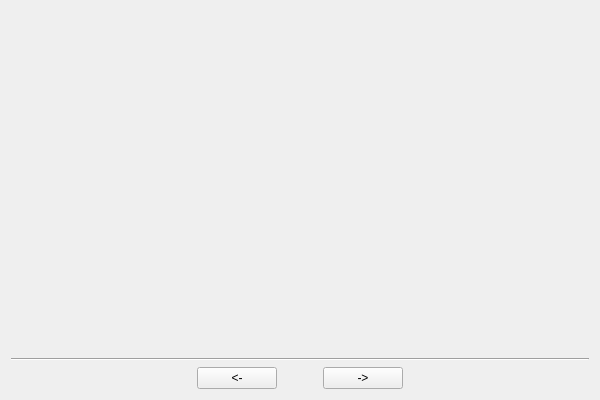
Above: ImageWizard/imagewizard.ui from coltoncandy/Image-Generator-Wizard before the change. Below: the same form after it.
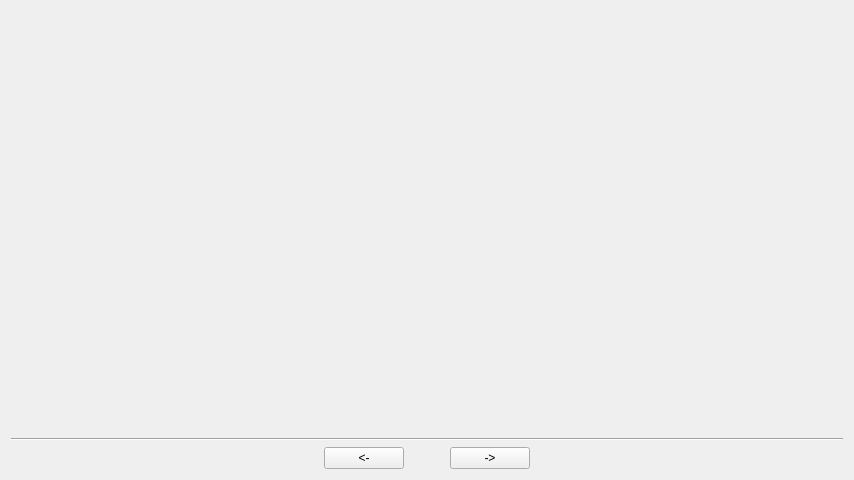
That is the form after the change.

Diff of the .ui file:
```diff
--- a/ImageWizard/imagewizard.ui
+++ b/ImageWizard/imagewizard.ui
@@ -6,10 +6,16 @@
    <rect>
     <x>0</x>
     <y>0</y>
-    <width>600</width>
-    <height>400</height>
+    <width>854</width>
+    <height>480</height>
    </rect>
   </property>
+  <property name="minimumSize">
+   <size>
+    <width>854</width>
+    <height>480</height>
+   </size>
+  </property>
   <property name="maximumSize">
    <size>
     <width>16777215</width>
```
